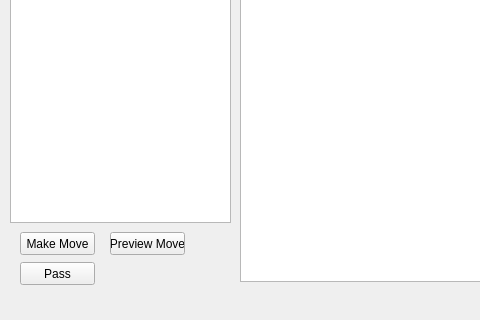
The window that minigo/MiniGo.ui (schibalt/minigo) describes before a commit, drawn with Qt 5; both pictures show x 0 to 480 and y 125 to 445 of the 633 by 445 pixel window.
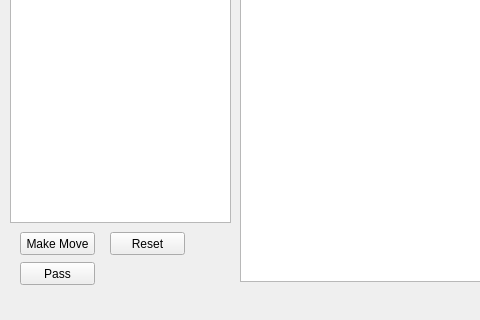
The same window after the commit.

The edit to the form file:
```diff
--- a/minigo/MiniGo.ui
+++ b/minigo/MiniGo.ui
@@ -34,7 +34,7 @@
      </rect>
     </property>
     <property name="text">
-     <string>Preview Move</string>
+     <string>Reset</string>
     </property>
    </widget>
    <widget class="QPushButton" name="moveButton">
```
